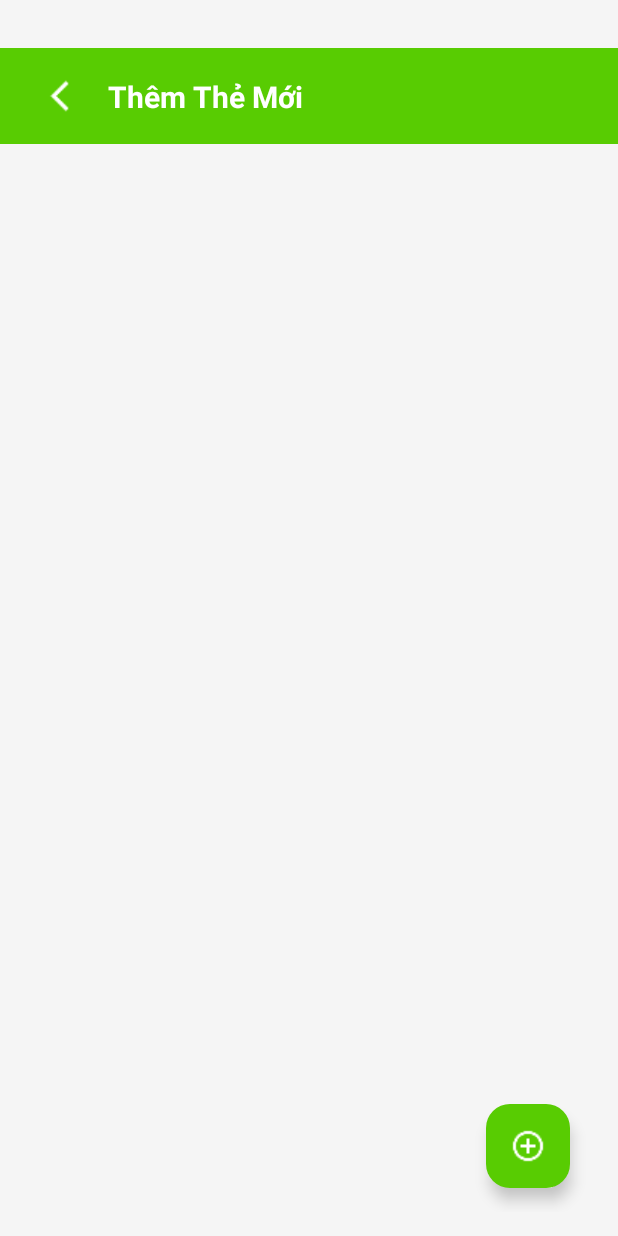
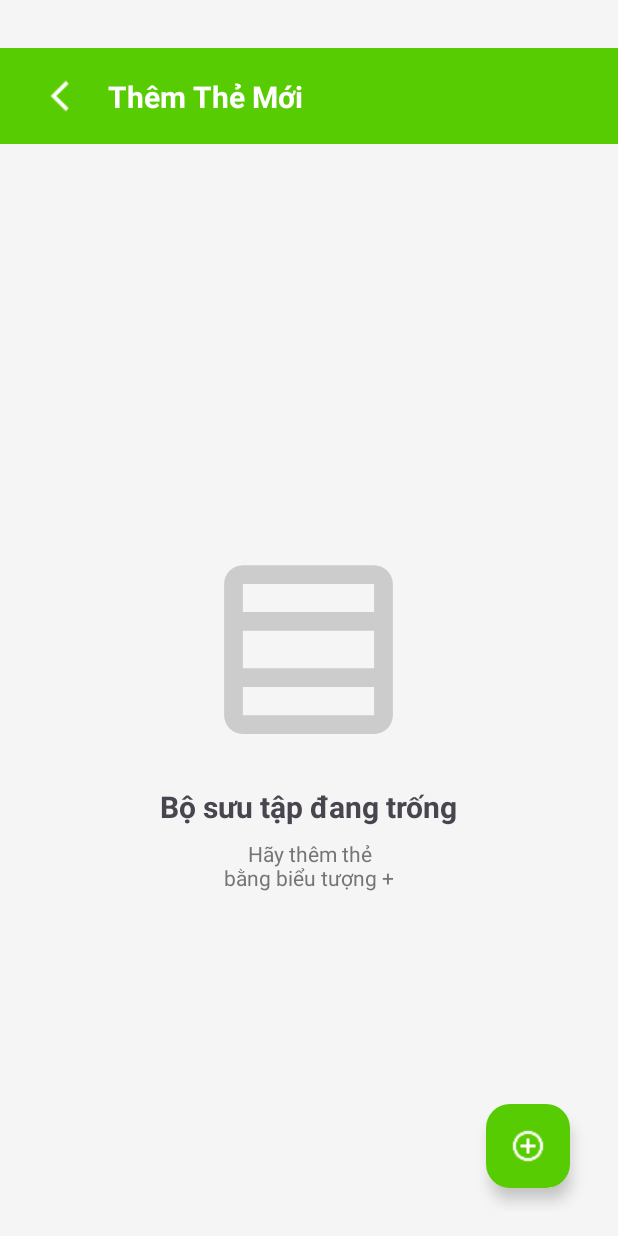
Before and after one commit to cuongnk2005/apphoctiengnhat, an Android app: the AddFlashCard screen opened directly, with no data from a screen before it, on a phone screen of 412 x 824 dp. Run offline under Robolectric (Android 15) with nearby library versions, the phone set to English and light mode, and no system bars; our stand-ins replace CircleImageView, Firebase (no records; nobody signed in at launch, a user with empty details on screens opened directly).

Commit message:
update code

```diff
--- a/app/src/main/java/com/example/myproject/Model/AnkiFlashCard.kt
+++ b/app/src/main/java/com/example/myproject/Model/AnkiFlashCard.kt
@@ -76,7 +76,6 @@ class AnkiScheduler(
             }
 
             1 -> { // Hard: Ôn lại sau bước hiện tại hoặc bước trước
-                newCard.learningStep = max(0, newCard.learningStep - 1)
                 newCard.nextReviewDate = currentTime.plusMinutes(learningSteps[newCard.learningStep].toLong()).toString()
                 if (isRelearning) {
                     newCard.easeFactor = max(1.3, newCard.easeFactor - 0.15)
--- a/app/src/main/java/com/example/myproject/Repository/AnkiRepository.kt
+++ b/app/src/main/java/com/example/myproject/Repository/AnkiRepository.kt
@@ -17,7 +17,7 @@ class AnkiRepository {
     //    private var topicsRef = db.getReference("topics")
     private var mAuth = FirebaseAuth.getInstance()
 
-    suspend fun pushNameSetIntoAnki(name:String){
+     fun pushNameSetIntoAnki(name:String){
         val ankiref = db.getReference("anki")
         val userID = mAuth.currentUser?.uid.toString()
         var demoAnki = Anki()
@@ -116,6 +116,9 @@ class AnkiRepository {
                     }
                 }
                 Log.d("listFlashcard","${list.size}")
+                for (itemt in list){
+                    Log.d("listFlashcard","${itemt.toString()}")
+                }
                 list
             } catch (e: Exception) {
                 Log.d("ksjkfs","$e")
--- a/app/src/main/java/com/example/myproject/View/AddFlashCard.kt
+++ b/app/src/main/java/com/example/myproject/View/AddFlashCard.kt
@@ -55,9 +55,16 @@ class AddFlashCard : AppCompatActivity() {
         setupFabEvents()
         setupRecyclerView()
         addFlashCardViewmodel.getBo()
+
         observeViewModel()
     }
-
+    override fun onResume() {
+        binding.progressBar.visibility = View.VISIBLE
+        binding.contentLayout.visibility = View.GONE
+        super.onResume()
+        addFlashCardViewmodel.getBo()
+        Log.d("cochay", "co chay resum")
+    }
     private fun setupRecyclerView(){
         ankiAdapter = AnkiAdapter()
         binding.rvFlashcards.layoutManager = LinearLayoutManager(this)
@@ -72,16 +79,17 @@ class AddFlashCard : AppCompatActivity() {
         }
     }
 
+
     private fun setupSwipeToDelete() {
         val swipeToDeleteCallback = object : ItemTouchHelper.SimpleCallback(
             0, ItemTouchHelper.LEFT
         ) {
-            private val deleteIcon = ContextCompat.getDrawable(
+             val deleteIcon = ContextCompat.getDrawable(
                 this@AddFlashCard,
                 R.drawable.ic_delete // Hãy đảm bảo bạn có ic_delete trong thư mục drawable
             )
 
-            private val background = ColorDrawable(Color.RED)
+             val background = ColorDrawable(Color.RED)
 
             override fun onMove(
                 recyclerView: RecyclerView,
@@ -90,6 +98,7 @@ class AddFlashCard : AppCompatActivity() {
             ): Boolean {
                 return false // Không hỗ trợ di chuyển mục
             }
+
 
             override fun onSwiped(viewHolder: RecyclerView.ViewHolder, direction: Int) {
                 val position = viewHolder.adapterPosition
@@ -161,8 +170,20 @@ class AddFlashCard : AppCompatActivity() {
 
     private fun observeViewModel(){
         addFlashCardViewmodel.bo.observe(this){
-            ankiAdapter.updateData(it)
-            binding.emptyState.visibility= View.GONE
+            addFlashCardViewmodel.getListValue()
+            Log.d("jhfs", "${it.size}")
+            if (it.isNotEmpty()){
+                ankiAdapter.updateBo(it)
+                binding.emptyState.visibility= View.GONE
+            } else{
+                binding.emptyState.visibility= View.VISIBLE
+            }
+        }
+        addFlashCardViewmodel.countState.observe(this){
+            Log.d("jshvs", "co thay doi")
+            ankiAdapter.UpdateValue(it)
+            binding.progressBar.visibility = View.GONE
+            binding.contentLayout.visibility = View.VISIBLE
         }
 
     }
@@ -338,7 +359,6 @@ class AddFlashCard : AppCompatActivity() {
     private fun handleCreateDeck() {
         val dialogView = layoutInflater.inflate(R.layout.dialog_add_tag, null)
         val nameTag = dialogView.findViewById<TextInputEditText>(R.id.etNameTag)
-
         AlertDialog.Builder(this)
             .setTitle("Thêm bộ từ vựng")
             .setView(dialogView)
@@ -422,6 +442,7 @@ class AddFlashCard : AppCompatActivity() {
         layout.findViewById<ImageView>(R.id.close_button).setOnClickListener {
             toast.cancel()
         }
+
     }
 
 }
--- a/app/src/main/java/com/example/myproject/View/HomeFragment.kt
+++ b/app/src/main/java/com/example/myproject/View/HomeFragment.kt
@@ -51,7 +51,6 @@ class HomeFragment : Fragment() {
             val activity = binding.root.context
             if (activity is MainActivity) {
                 activity.loadLearFragment(LearnVocabularyFragment())
-
             }
         }
 
@@ -84,8 +83,6 @@ class HomeFragment : Fragment() {
         homeviewModel.topics.observe(viewLifecycleOwner) { topic ->
             topic?.let{
                 adaterLervocabulary.updateData(topic)
-                binding.loadingProgressBar.visibility = View.GONE
-                binding.mainContentLayout.visibility = View.VISIBLE
             }
 
         }
@@ -96,6 +93,8 @@ class HomeFragment : Fragment() {
         // Observe progress percentage
         homeviewModel.progressPercentage.observe(viewLifecycleOwner) { percentage ->
             binding.progressBar.progress = percentage
+            binding.loadingProgressBar.visibility = View.GONE
+            binding.mainContentLayout.visibility = View.VISIBLE
         }
     }
 
--- a/app/src/main/java/com/example/myproject/ViewModel/AddFlashCardViewModel.kt
+++ b/app/src/main/java/com/example/myproject/ViewModel/AddFlashCardViewModel.kt
@@ -5,37 +5,58 @@ import androidx.lifecycle.ViewModel
 import androidx.lifecycle.viewModelScope
 import com.example.myproject.Repository.AnkiRepository
 import kotlinx.coroutines.launch
-
+import com.example.myproject.Model.CardState
 class AddFlashCardViewModel: ViewModel() {
     private val _bo = MutableLiveData<List<String>>()
     val bo: MutableLiveData<List<String>> get() = _bo
+    private val _countState = MutableLiveData<List<List<Int>>>()
+    val countState: MutableLiveData<List<List<Int>>> get() = _countState
     private val ankiRepository = AnkiRepository()
+    fun addFlashcardIntoAnki(name: String) {
+            ankiRepository.pushNameSetIntoAnki(name)
+    }
 
-    fun addFlashcardIntoAnki(name:String){
-        viewModelScope.launch {
-            ankiRepository.pushNameSetIntoAnki(name)
-        }
-    }
-    fun getBo(){
+    fun getBo() {
         viewModelScope.launch {
             _bo.value = ankiRepository.getNameAnki()
         }
+    }
 
-    }
-    fun getAnkiByPosition(position:Int): String {
+    fun getAnkiByPosition(position: Int): String {
         var list = _bo.value
         var anki = ""
-        if(list!= null && position < list.size){
+        if (list != null && position < list.size) {
             anki = list[position]
         }
         return anki
     }
 
+    fun getListValue() {
+      viewModelScope.launch {
+          var listvalue =  mutableListOf<MutableList<Int>>()
+         _bo.value?.forEach { item ->
+             var ListsubValue =  mutableListOf(0,0,0)
+            var listankiFlashcard = ankiRepository.getAnkiFlasCardByNameForLear(item)
+             val validCards = listankiFlashcard.filter { it.id.isNotBlank() }
+             if (validCards.size > 0) {
+                 if(listankiFlashcard[0].id != ""){
+                     ListsubValue[0]= listankiFlashcard.count { it.state ==CardState.NEW  }
+                 var coutred = listankiFlashcard.count { it.state ==CardState.RELEARNING }
+                 coutred += listankiFlashcard.count { it.state ==CardState.LEARNING }
+                 ListsubValue[1] =coutred
+                 ListsubValue[2] = listankiFlashcard.count { it.state ==CardState.REVIEW }
+                 }
+             }
+             listvalue.add(ListsubValue)
+         }
+          _countState.value = listvalue
+      }
+    }
+        fun removeFlashcardFromAnki(name: String) {
+            viewModelScope.launch {
+                ankiRepository.deleteAnki(name)
+            }
+        }
 
-    fun removeFlashcardFromAnki(name: String) {
-        viewModelScope.launch {
-            ankiRepository.deleteAnki(name)
-        }
-    }
 
 }
--- a/app/src/main/res/layout/activity_add_flash_card.xml
+++ b/app/src/main/res/layout/activity_add_flash_card.xml
@@ -53,10 +53,24 @@
                 app:layout_constraintTop_toTopOf="parent" />
         </androidx.constraintlayout.widget.ConstraintLayout>
     </androidx.appcompat.widget.Toolbar>
-
+    <ProgressBar
+        android:id="@+id/progress_bar"
+        android:layout_width="48dp"
+        android:layout_height="48dp"
+        android:visibility="visible"
+        android:indeterminate="true"
+        android:layout_gravity="center"
+        android:layout_marginBottom="24dp"
+        style="?android:attr/progressBarStyleLarge"
+        app:layout_constraintTop_toTopOf="parent"
+        app:layout_constraintBottom_toBottomOf="parent"
+        app:layout_constraintStart_toStartOf="parent"
+        app:layout_constraintEnd_toEndOf="parent"/>
     <!-- Content -->
     <ScrollView
         android:layout_width="match_parent"
+        android:id="@+id/contentLayout"
+        android:visibility="gone"
         android:layout_height="0dp"
         android:fillViewport="true"
         app:layout_constraintBottom_toBottomOf="parent"
--- a/app/src/main/res/layout/item_anki.xml
+++ b/app/src/main/res/layout/item_anki.xml
@@ -40,7 +40,7 @@
             app:layout_constraintTop_toTopOf="parent"
             app:layout_constraintBottom_toBottomOf="@+id/lesson_title">
 
-            <TextView
+            0<TextView
                 android:id="@+id/numBlue"
                 android:layout_width="wrap_content"
                 android:layout_height="wrap_content"
```
Also changed, not shown: app/src/main/java/com/example/myproject/Adapter/AnkiAdapter.kt (+40 -4 lines), app/src/main/java/com/example/myproject/View/FlashCardForMe.kt (+8 -9 lines), app/src/main/res/layout/activity_flash_card_for_me.xml (+0 -28 lines), app/src/main/res/menu/learn_flashcard_for_me.xml (+8 -8 lines).
